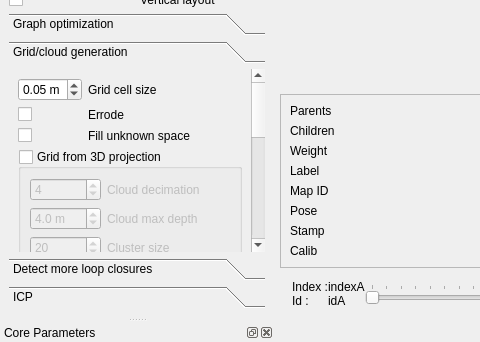
Above: guilib/src/ui/DatabaseViewer.ui from introlab/rtabmap before the change; both pictures show x 0 to 480 and y 515 to 857 of the 1285 by 857 pixel window. Below: the same form after it.
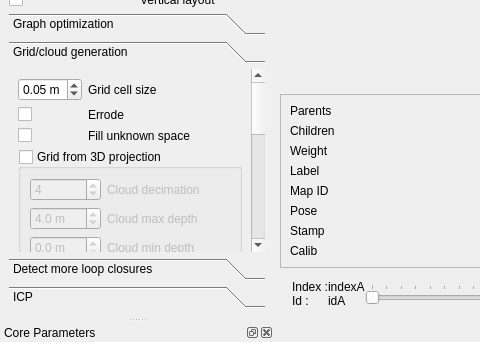
That is the form after the change. The open tabs and pages were chosen to show the change. Custom widgets are drawn as their Qt base class.

Commit message: 0.11.4: API change: added minDepth parameter to cloudFromXXXXX() methods and removed voxel parameter

Diff of the .ui file:
```diff
--- a/guilib/src/ui/DatabaseViewer.ui
+++ b/guilib/src/ui/DatabaseViewer.ui
@@ -976,7 +976,7 @@
      <item>
       <widget class="QToolBox" name="toolBox">
        <property name="currentIndex">
-        <number>1</number>
+        <number>3</number>
        </property>
        <widget class="QWidget" name="page_3">
         <property name="geometry">
@@ -1118,9 +1118,9 @@
         <property name="geometry">
          <rect>
           <x>0</x>
-          <y>0</y>
+          <y>-51</y>
           <width>278</width>
-          <height>578</height>
+          <height>611</height>
          </rect>
         </property>
         <attribute name="label">
@@ -1229,7 +1229,7 @@
                <double>0.400000000000000</double>
               </property>
               <property name="maximum">
-               <double>15.000000000000000</double>
+               <double>999.000000000000000</double>
               </property>
               <property name="singleStep">
                <double>1.000000000000000</double>
@@ -1246,21 +1246,21 @@
               </property>
              </widget>
             </item>
-            <item row="2" column="1">
+            <item row="3" column="1">
              <widget class="QLabel" name="label_66">
               <property name="text">
                <string>Cluster size</string>
               </property>
              </widget>
             </item>
-            <item row="3" column="1">
+            <item row="4" column="1">
              <widget class="QLabel" name="label_67">
               <property name="text">
                <string>Max ground angle</string>
               </property>
              </widget>
             </item>
-            <item row="3" column="0">
+            <item row="4" column="0">
              <widget class="QDoubleSpinBox" name="doubleSpinBox_projMaxAngle">
               <property name="suffix">
                <string> rad</string>
@@ -1282,7 +1282,7 @@
               </property>
              </widget>
             </item>
-            <item row="2" column="0">
+            <item row="3" column="0">
              <widget class="QSpinBox" name="spinBox_projClusterSize">
               <property name="minimum">
                <number>1</number>
@@ -1295,6 +1295,35 @@
               </property>
              </widget>
             </item>
+            <item row="2" column="1">
+             <widget class="QLabel" name="label_40">
+              <property name="text">
+               <string>Cloud min depth</string>
+              </property>
+             </widget>
+            </item>
+            <item row="2" column="0">
+             <widget class="QDoubleSpinBox" name="doubleSpinBox_projMinDepth">
+              <property name="suffix">
+               <string> m</string>
+              </property>
+              <property name="decimals">
+               <number>1</number>
+              </property>
+              <property name="minimum">
+               <double>0.000000000000000</double>
+              </property>
+              <property name="maximum">
+               <double>999.000000000000000</double>
+              </property>
+              <property name="singleStep">
+               <double>1.000000000000000</double>
+              </property>
+              <property name="value">
+               <double>0.000000000000000</double>
+              </property>
+             </widget>
+            </item>
            </layout>
           </widget>
          </item>
@@ -1501,8 +1530,8 @@
          <rect>
           <x>0</x>
           <y>0</y>
-          <width>289</width>
-          <height>182</height>
+          <width>201</width>
+          <height>117</height>
          </rect>
         </property>
         <attribute name="label">
@@ -1656,7 +1685,7 @@
            </property>
           </widget>
          </item>
-         <item row="3" column="0">
+         <item row="4" column="0">
           <spacer name="verticalSpacer">
            <property name="orientation">
             <enum>Qt::Vertical</enum>
@@ -1669,6 +1698,19 @@
            </property>
           </spacer>
          </item>
+         <item row="3" column="2">
+          <widget class="QLabel" name="label_19">
+           <property name="text">
+            <string>Min depth</string>
+           </property>
+           <property name="wordWrap">
+            <bool>true</bool>
+           </property>
+          </widget>
+         </item>
+         <item row="3" column="0">
+          <widget class="QDoubleSpinBox" name="doubleSpinBox_icp_minDepth"/>
+         </item>
         </layout>
        </widget>
       </widget>
```
The commit also changes 18 other files.
